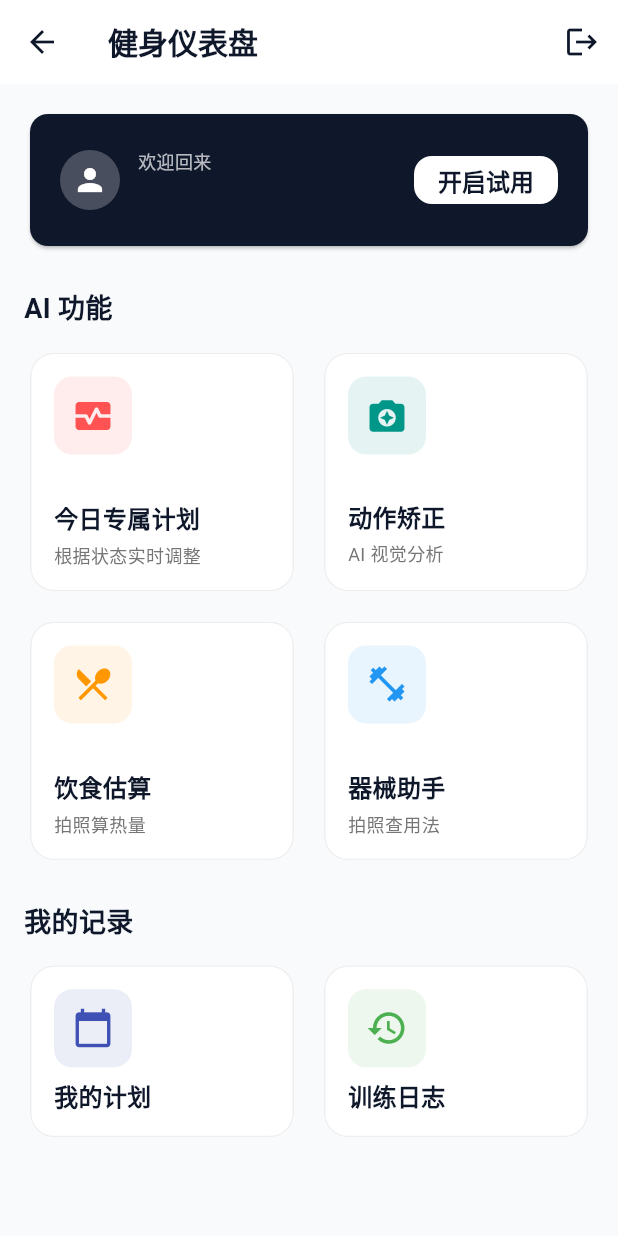
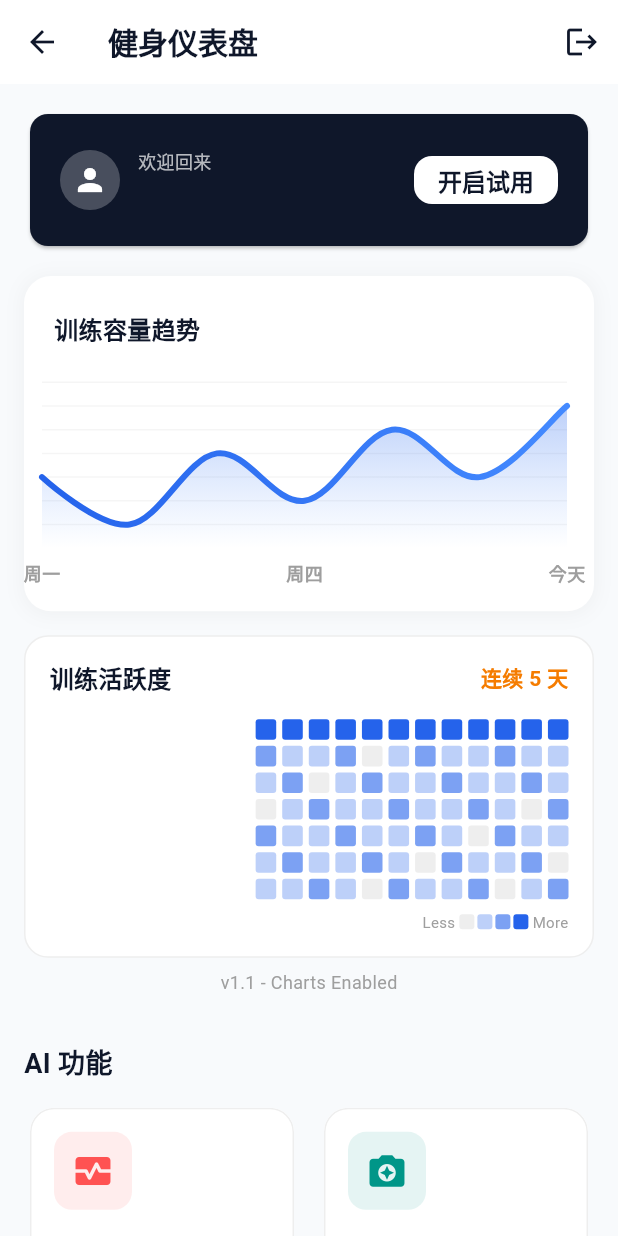
Before and after one commit to xxu14077-sketch/ai_fitness_coach, a Flutter app: the HomePage screen opened directly, on a phone screen of 412 x 824 dp. Run offline on Flutter 3.47's test engine with Material 3 defaults, Android fonts, the phone set to English and light mode, and no system bars; drawn by our look-alikes of fl_chart; our stand-ins replace file_picker, supabase_flutter; accounts and stored records are empty; network calls fail.

Commit message:
Correctly place charts in Dashboard with v1.1 tag

```diff
--- a/lib/main.dart
+++ b/lib/main.dart
@@ -150,6 +150,19 @@ class _LoginPageState extends State<LoginPage> {
               OutlinedButton(
                 onPressed: _loading ? null : _signUp,
                 child: const Text('注册账号'),
+              ),
+              const SizedBox(height: 16),
+              const TrendChart(),
+              const SizedBox(height: 16),
+              const ActivityHeatmap(),
+              const Padding(
+                padding: EdgeInsets.all(8.0),
+                child: Center(
+                  child: Text(
+                    'v1.1 - Charts Enabled',
+                    style: TextStyle(color: Colors.grey, fontSize: 12),
+                  ),
+                ),
               ),
               if (_error != null)
                 Padding(
@@ -447,6 +460,21 @@ class _HomeBodyState extends State<_HomeBody> {
               padding: const EdgeInsets.symmetric(vertical: 8),
               child: Text(_error!, style: const TextStyle(color: Colors.red)),
             ),
+
+          const SizedBox(height: 16),
+          const TrendChart(),
+          const SizedBox(height: 16),
+          const ActivityHeatmap(),
+
+          const Padding(
+            padding: EdgeInsets.all(8.0),
+            child: Center(
+              child: Text(
+                'v1.1 - Charts Enabled',
+                style: TextStyle(color: Colors.grey, fontSize: 12),
+              ),
+            ),
+          ),
 
           const SizedBox(height: 24),
           const Text(
```
Also changed, not shown: 6 other files.
